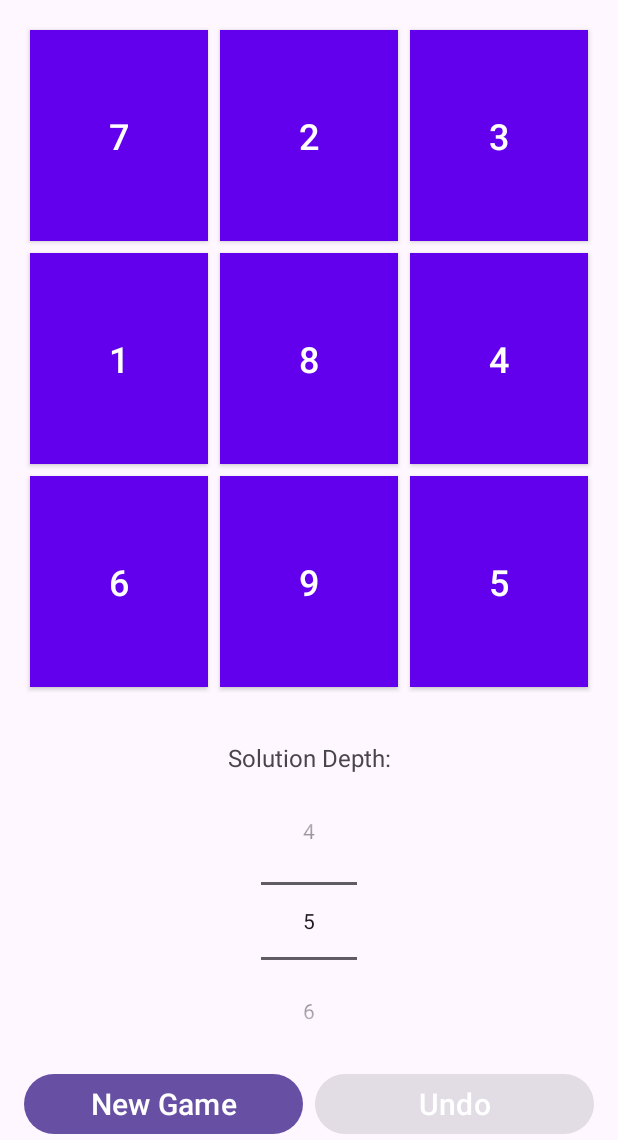
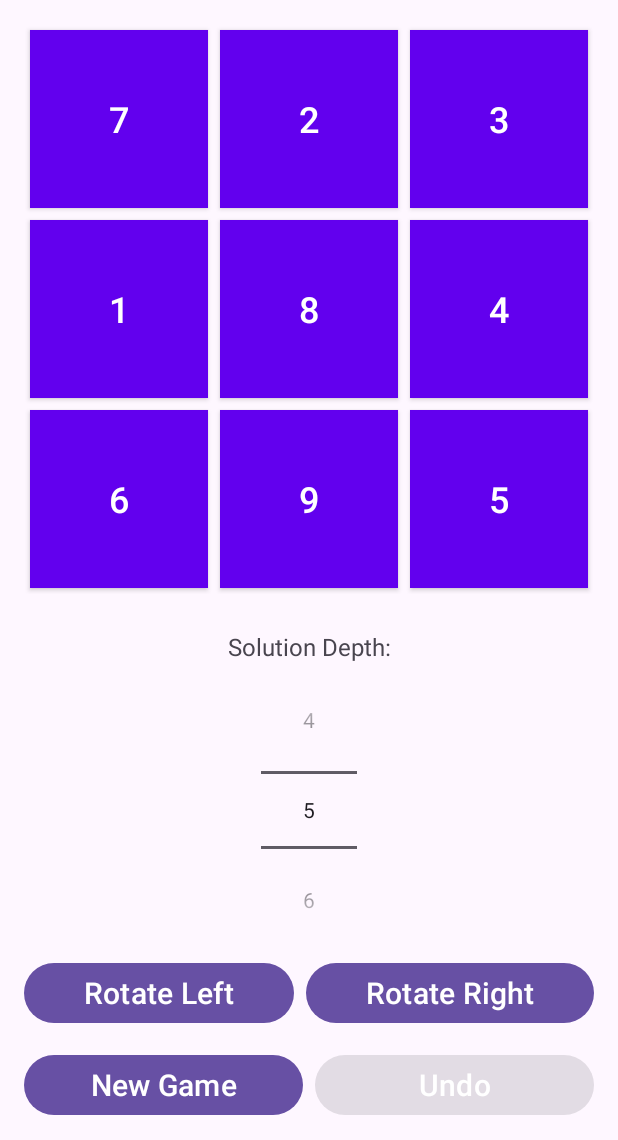
Before and after one commit to EthanWight/Revolution, an Android app: the screen it shows after launch (MainActivity), on a phone screen of 412 x 824 dp, the part 96-1236 px from its top. Run offline under Robolectric (Android 15) with nearby library versions, the phone set to English and light mode, and no system bars.

Commit message:
refactor: Adjust main activity layout and logic
This commit introduces several adjustments to the main activity layout and related Java code.

- **Layout (`activity_main.xml`):**
    - The main `GridLayout` is now constrained with a 1:1 aspect ratio.
    - Vertical bias for the `GridLayout` is set to `0.0` to align it to the top of its constrained space.
    - Margins for various UI elements like labels, pickers, and button containers have been updated from large to medium for a more compact layout.
    - A bottom margin has been added to the main button container.

- **UI Logic (`MainActivity.java`):**
    - Removes redundant code that explicitly hid the rotation controls during a `newGame()`, as their visibility is managed elsewhere.

- **Project Configuration (`.idea/misc.xml`):**
    - Adds the standard XML declaration.
    - Includes configuration for the Android Studio `VisualizationToolProject`.

```diff
--- a/app/src/main/java/edu/commonwealthu/hw2_wight/MainActivity.java
+++ b/app/src/main/java/edu/commonwealthu/hw2_wight/MainActivity.java
@@ -140,9 +140,6 @@ public class MainActivity extends AppCompatActivity {
         selectedAnchorRow = -1;
         selectedAnchorCol = -1;
         populateGrid();
-        if (rotationControlsLayout != null) {
-            rotationControlsLayout.setVisibility(View.GONE);
-        }
         updateUndoButtonAndMenuState();
         setGridButtonsEnabled(true);
     }
--- a/app/src/main/res/layout/activity_main.xml
+++ b/app/src/main/res/layout/activity_main.xml
@@ -34,8 +34,8 @@
         app:layout_constraintBottom_toTopOf="@+id/solutionDepthLabel"
         app:layout_constraintLeft_toLeftOf="parent"
         app:layout_constraintRight_toRightOf="parent"
-        app:layout_constraintVertical_bias="0.4"
-        app:layout_constraintVertical_chainStyle="packed" />
+        app:layout_constraintDimensionRatio="H,1:1"
+        app:layout_constraintVertical_bias="0.0" />
 
     <TextView
         android:id="@+id/solutionDepthLabel"
@@ -43,7 +43,7 @@
         android:layout_height="wrap_content"
         android:text="@string/solution_depth"
         android:textSize="@dimen/label_text_size"
-        android:layout_marginTop="@dimen/large_margin"
+        android:layout_marginTop="@dimen/medium_margin"
         android:layout_marginBottom="@dimen/small_margin"
         app:layout_constraintTop_toBottomOf="@id/grid"
         app:layout_constraintBottom_toTopOf="@+id/solutionDepthPicker"
@@ -66,7 +66,7 @@
         android:layout_width="match_parent"
         android:layout_height="wrap_content"
         android:orientation="horizontal"
-        android:layout_marginTop="@dimen/large_margin"
+        android:layout_marginTop="@dimen/medium_margin"
         android:layout_marginStart="@dimen/large_margin"
         android:layout_marginEnd="@dimen/large_margin"
         android:visibility="visible"
@@ -111,7 +111,8 @@
         app:layout_constraintRight_toRightOf="parent"
         android:layout_marginStart="@dimen/large_margin"
         android:layout_marginEnd="@dimen/large_margin"
-        android:layout_marginTop="@dimen/medium_margin">
+        android:layout_marginTop="@dimen/medium_margin"
+        android:layout_marginBottom="@dimen/medium_margin">
 
         <Button
             android:id="@+id/newGameButton"
```
